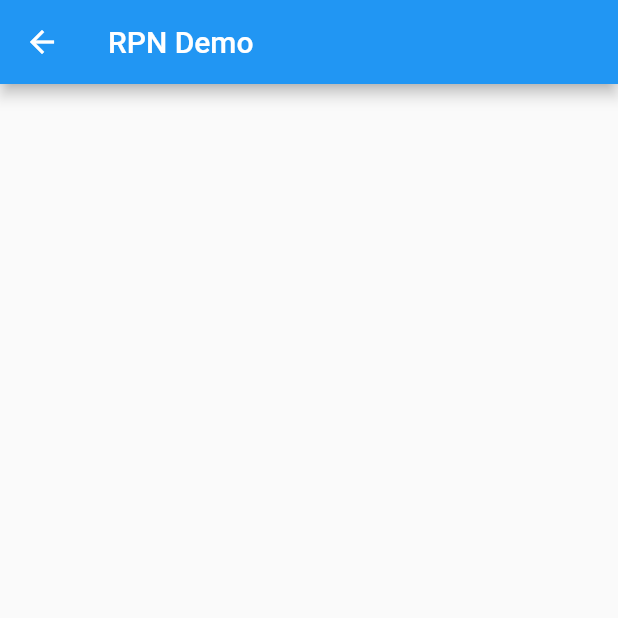
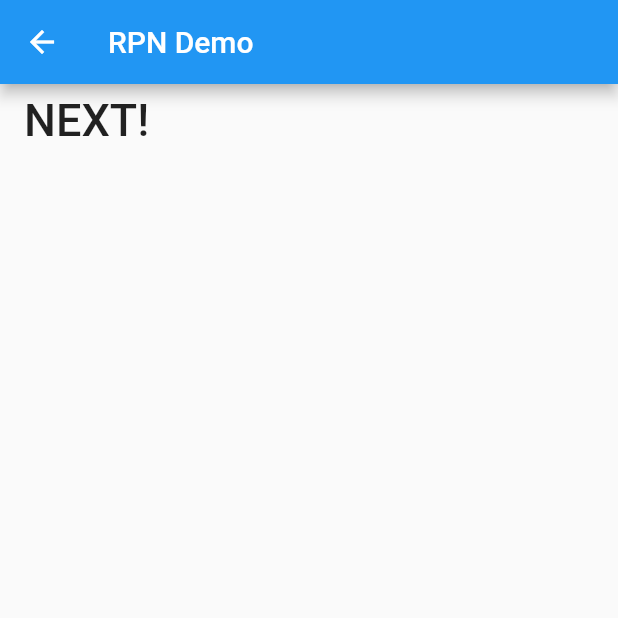
Before and after one commit to itimika/RPN_demo_app, a Flutter app: the screen it shows after launch, after a tap on "Demo RPN calculate", on a phone screen of 412 x 824 dp, the top half of it. Run offline on Flutter 3.47's test engine with Material 2 defaults, Android fonts, the phone set to English and light mode, and no system bars.

```diff
--- a/lib/src/components/simulate_page.dart
+++ b/lib/src/components/simulate_page.dart
@@ -3,17 +3,19 @@ import 'package:provider/provider.dart';
 
 import '../model/formula.dart';
 
+
 class SimulatePage extends StatelessWidget {
   @override
   Widget build(BuildContext context) {
+    Provider.of<FormulaModel>(context).initText();
     return Scaffold(
       appBar: AppBar(title: Text('RPN Demo')),
       body: Column(
         children: <Widget>[
-          Consumer<FormulaModel>(
-            builder: (_, model, __) {
-              return Text(model.formula);
-            },
+          // TEXT()
+          MaterialButton(
+            onPressed: Provider.of<FormulaModel>(context, listen: false).proceed,
+            child: const Text('NEXT!', style:  TextStyle(fontSize: 30)),
           ),
         ],
       ),
--- a/lib/src/model/formula.dart
+++ b/lib/src/model/formula.dart
@@ -5,11 +5,12 @@ class FormulaModel with ChangeNotifier {
   List<String> _rpnStack = [];
   static final _limit = 60;
 
-  Text _formulaText;
+  int _markIdx = 0;
 
   get formula => _formula;
   get rpnStack => _rpnStack;
-  get formulaText => _formulaText;
+
+  Text formulaText;
 
   void inputChar(String char) {
     if (char == 'C') {
@@ -26,7 +27,35 @@ class FormulaModel with ChangeNotifier {
     }
   }
 
+  void initText() {
+    formulaText = Text(_formula, style: TextStyle(fontSize: 25));
+    notifyListeners();
+  }
+
   void proceed() {
-
+    if (_markIdx + 1 < formulaText.data.length) {
+      _markIdx ++;
+    }
+    formulaText = Text.rich(
+      TextSpan(
+        text: _formula.substring(0, _markIdx),
+        style: TextStyle(fontSize: 25, color: Colors.blue),
+        children: [
+          TextSpan(
+            text: _formula[_markIdx],
+            style: TextStyle(color: Colors.red),
+          ),
+          _markIdx <= _formula.length
+              ? TextSpan(
+            text: _formula.substring(_markIdx + 1, _formula.length),
+            style: TextStyle(color: Colors.black),
+          )
+              : TextSpan(
+            text: '',
+          ),
+        ],
+      ),
+    );
+    notifyListeners();
   }
 }
```
